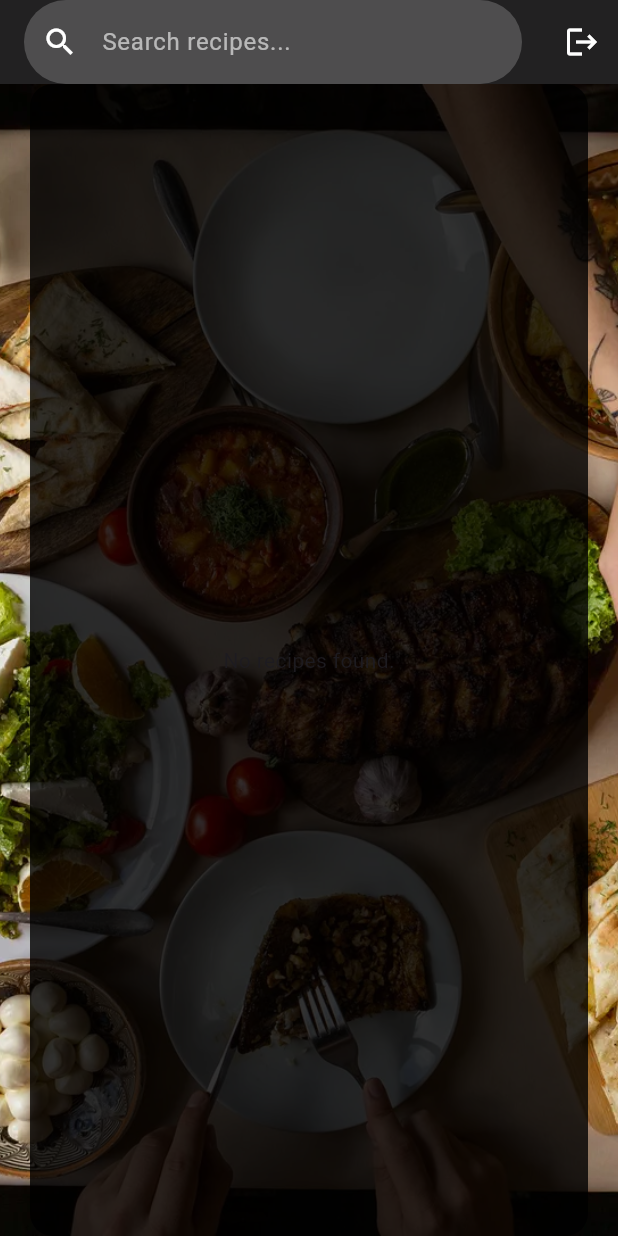
After one commit to vho1029/We-are-Cooking, a Flutter app: the SearchPage screen opened directly, on a phone screen of 412 x 824 dp. The commit adds this screen. Run offline on Flutter 3.47's test engine with Material 3 defaults, Android fonts, the light colour scheme and no system bars; our stand-ins replace firebase_auth, firebase_core; accounts and stored records are empty; network calls fail.

Commit message:
Added spoonacular api, and a search page to search recipes

```diff
--- a/dataconnect-generated/dart/default_connector/default.dart
+++ b/dataconnect-generated/dart/default_connector/default.dart
@@ -1,6 +1,5 @@
 library;
 import 'package:firebase_data_connect/firebase_data_connect.dart';
-import 'dart:convert';
 
 
 
--- a/lib/login_page.dart
+++ b/lib/login_page.dart
@@ -1,7 +1,7 @@
 import 'package:flutter/material.dart';
 import 'authentication_service.dart';
 import 'register_page.dart';
-import 'home_page.dart';
+import 'search_page.dart';
 import 'package:firebase_auth/firebase_auth.dart';
 
 class LoginPage extends StatefulWidget {
@@ -22,7 +22,7 @@ class _LoginPageState extends State<LoginPage> {
 
     UserCredential? user = await authService.login(email, password);
     if (user != null) {
-      Navigator.pushReplacement(context, MaterialPageRoute(builder: (context) => HomePage()));
+      Navigator.pushReplacement(context, MaterialPageRoute(builder: (context) => SearchPage()));
     } else {
       ScaffoldMessenger.of(context).showSnackBar(
         SnackBar(content: Text("Login failed! Incorrect Email and/or Password")),
--- /dev/null
+++ b/lib/search_page.dart
@@ -0,0 +1,181 @@
+import 'package:flutter/material.dart';
+import 'authentication_service.dart';
+import 'login_page.dart';
+import 'spoonacular_service.dart';
+
+class SearchPage extends StatefulWidget {
+  SearchPage({super.key});
+
+  @override
+  _SearchPageState createState() => _SearchPageState();
+}
+
+class _SearchPageState extends State<SearchPage> {
+  final AuthenticationService authService = AuthenticationService();
+  final SpoonacularService _apiService = SpoonacularService();
+  final ScrollController _scrollController = ScrollController();
+
+  List recipes = [];
+  int offset = 0;
+  final int limit = 25;
+  bool isLoading = false;
+  bool hasMore = true;
+  bool isDisposed = false;
+  String searchQuery = "";
+
+  @override
+  void initState() {
+    super.initState();
+    fetchRecipes();
+    _scrollController.addListener(_scrollListener);
+  }
+
+  @override
+  void dispose() {
+    isDisposed = true;
+    _scrollController.removeListener(_scrollListener);
+    _scrollController.dispose();
+    super.dispose();
+  }
+
+  void logout(BuildContext context) async {
+    await authService.logout();
+    if (mounted) {
+      Navigator.pushReplacement(
+        context,
+        MaterialPageRoute(builder: (context) => LoginPage()),
+      );
+    }
+  }
+
+  Future<void> fetchRecipes() async {
+    if (isLoading || !hasMore || isDisposed) return;
+
+    setState(() => isLoading = true);
+
+    try {
+      final response =
+          await _apiService.searchRecipesPaginated(searchQuery, offset, limit);
+      if (response != null && response['results'] != null) {
+        if (!isDisposed) {
+          setState(() {
+            recipes.addAll(response['results']);
+            offset += limit;
+            hasMore = response['results'].length == limit;
+          });
+        }
+      }
+    } catch (e) {
+      print("Error fetching recipes: $e");
+    }
+
+    if (!isDisposed) {
+      setState(() => isLoading = false);
+    }
+  }
+
+  void _scrollListener() {
+    if (!isLoading && hasMore && _scrollController.position.pixels >=
+        _scrollController.position.maxScrollExtent * 0.9) {
+      Future.delayed(const Duration(milliseconds: 500), fetchRecipes);
+    }
+  }
+
+  void onSearch(String query) {
+    setState((){
+      searchQuery = query;
+      recipes.clear();
+      offset = 0;
+      hasMore = true;
+      fetchRecipes();
+    });
+  }
+
+  @override
+  Widget build(BuildContext context) {
+    return Scaffold(
+      appBar: AppBar(
+        backgroundColor: Colors.black87,
+        elevation: 0,
+        actions: [
+          IconButton(
+            icon: const Icon(Icons.logout, color: Colors.white),
+            onPressed: () => logout(context),
+          ),
+        ],
+        title: Padding(
+          padding: const EdgeInsets.symmetric(vertical: 8.0),
+          child: TextField(
+            onChanged: onSearch,
+            decoration: InputDecoration(
+              hintText: "Search recipes...",
+              hintStyle: TextStyle(color: Colors.white.withOpacity(0.6)),
+              prefixIcon: Icon(Icons.search, color: Colors.white),
+              filled: true,
+              fillColor: Colors.white.withOpacity(0.2),
+              border: OutlineInputBorder(
+                borderRadius: BorderRadius.circular(30),
+                borderSide: BorderSide.none,
+              ),
+            ),
+            style: TextStyle(color: Colors.white),
+          ),
+        ),
+      ),
+      body: Stack(
+        fit: StackFit.expand,
+        children: [
+          Image.asset(
+            "assets/images/background.webp",
+            fit: BoxFit.cover,
+          ),
+          Center(
+            child: Container(
+              padding: const EdgeInsets.all(16.0),
+              margin: const EdgeInsets.symmetric(horizontal: 20),
+              decoration: BoxDecoration(
+                color: Colors.black.withOpacity(0.8),
+                borderRadius: BorderRadius.circular(15),
+              ),
+              child: recipes.isEmpty && !isLoading
+                  ? const Center(child: Text("No recipes found."))
+                  : ListView.builder(
+                      controller: _scrollController,
+                      itemCount: recipes.length + (hasMore ? 1 : 0),
+                      itemBuilder: (context, index) {
+                        if (index == recipes.length) {
+                          return const Center(
+                              child: Padding(
+                            padding: EdgeInsets.all(8.0),
+                            child: CircularProgressIndicator(),
+                          ));
+                        }
+                        return ListTile(
+                          title: Text(
+                            recipes[index]['title'],
+                            style: TextStyle(color: Colors.white),
+                          ),
+                          leading: Image.network(
+                            recipes[index]['image'] ?? '',
+                            width: 50,
+                            height: 50,
+                            fit: BoxFit.cover,
+                            errorBuilder: (context, error, stackTrace) {
+                              return Image.asset(
+                                'assets/images/placeholder.jpg',
+                                width: 50,
+                                height: 50,
+                                fit: BoxFit.cover,
+                              );
+                            },
+                          ),
+                        );
+                      },
+                    ),
+            ),
+          ),
+        ],
+      ),
+    );
+  }
+}
--- /dev/null
+++ b/lib/spoonacular_service.dart
@@ -0,0 +1,41 @@
+import 'dart:convert';
+import 'package:http/http.dart' as http;
+
+class SpoonacularService {
+  final String apiKey = '47479824a9a442f486fb2cd1059d51c0'; // Replace with your key
+  final String baseUrl = 'https://api.spoonacular.com';
+
+  Future<Map<String, dynamic>?> searchRecipes(String query) async {
+    final url = Uri.parse('$baseUrl/recipes/complexSearch?query=$query&apiKey=$apiKey');
+
+    try {
+      final response = await http.get(url);
+
+      if (response.statusCode == 200) {
+        return json.decode(response.body);
+      } else {
+        print('Failed to load recipes: ${response.statusCode}');
+        return null;
+      }
+    } catch (e) {
+      print('Error: $e');
+      return null;
+    }
+  }
+
+  Future<Map<String, dynamic>?> searchRecipesPaginated(String query, int offset, int limit) async {
+    try {
+      final url = Uri.parse('$baseUrl/recipes/complexSearch?query=$query&offset=$offset&number=$limit&apiKey=$apiKey');
+      final response = await http.get(url);
+
+      if (response.statusCode == 200) {
+        return json.decode(response.body);
+      } else {
+        print('Failed to load recipes: ${response.statusCode}');
+      }
+    } catch (e) {
+      print('Error: $e');
+    }
+    return null;
+  }
+}
--- a/pubspec.yaml
+++ b/pubspec.yaml
@@ -38,6 +38,7 @@ dependencies:
   firebase_auth: ^5.5.1
   firebase_data_connect: ^0.1.3+2
   cloud_firestore: ^5.6.5
+  http: ^1.3.0
 
 dev_dependencies:
   flutter_test:
```
Also changed, not shown: lib/home_page.dart (deleted, +0 -52 lines), assets/images/placeholder.jpg (added), pubspec.lock.
